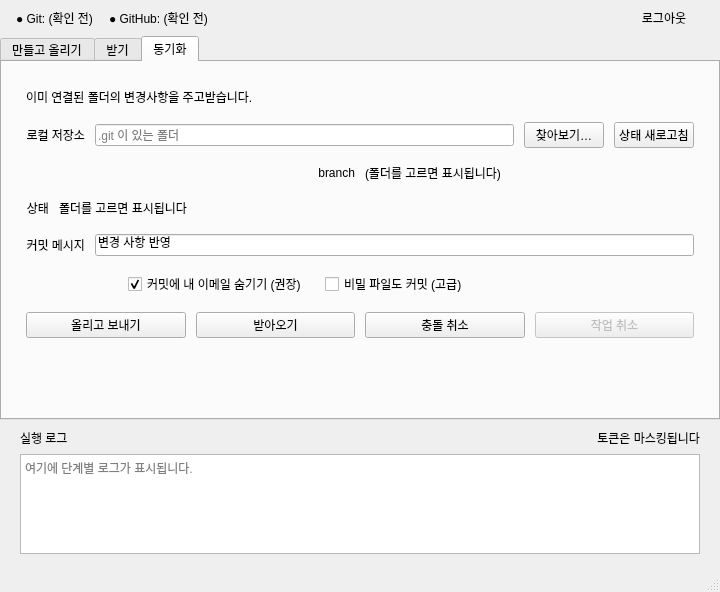
seongbin45/CloneUp, file ui/main_window.ui: the form before one commit.
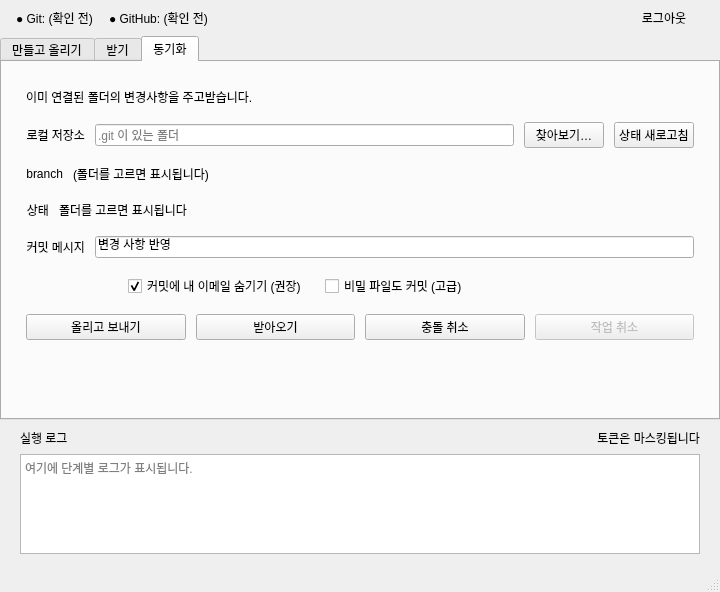
The form after the commit. The open tabs and pages were chosen to show the change.

Commit message: fix: truly content-sized branch badge with layout spacer

Diff of the .ui file:
```diff
--- a/ui/main_window.ui
+++ b/ui/main_window.ui
@@ -727,7 +727,13 @@
              <string>(폴더를 고르면 표시됩니다)</string>
             </property>
             <property name="wordWrap">
-             <bool>true</bool>
+             <bool>false</bool>
+            </property>
+            <property name="sizePolicy">
+             <sizepolicy hsizetype="Maximum" vsizetype="Fixed">
+              <horstretch>0</horstretch>
+              <verstretch>0</verstretch>
+             </sizepolicy>
             </property>
             <property name="toolTip">
              <string>이 폴더의 현재 branch입니다. 올리기·받기의 기준이 됩니다.
@@ -735,6 +741,19 @@
             </property>
            </widget>
           </item>
+          <item>
+           <spacer name="syncBranchSpacer">
+            <property name="orientation">
+             <enum>Qt::Orientation::Horizontal</enum>
+            </property>
+            <property name="sizeHint" stdset="0">
+             <size>
+              <width>40</width>
+              <height>20</height>
+             </size>
+            </property>
+           </spacer>
+          </item>
          </layout>
         </item>
         <item>
```
The commit also changes 2 other files.
